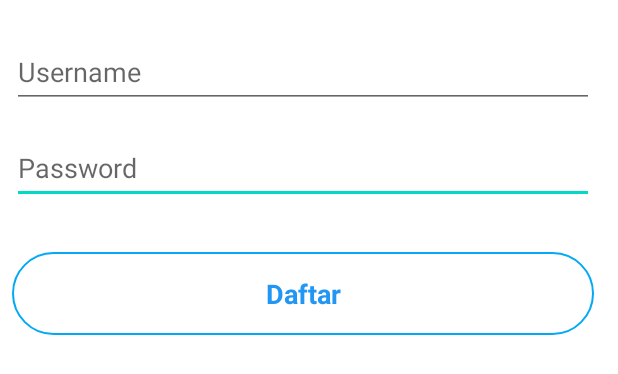
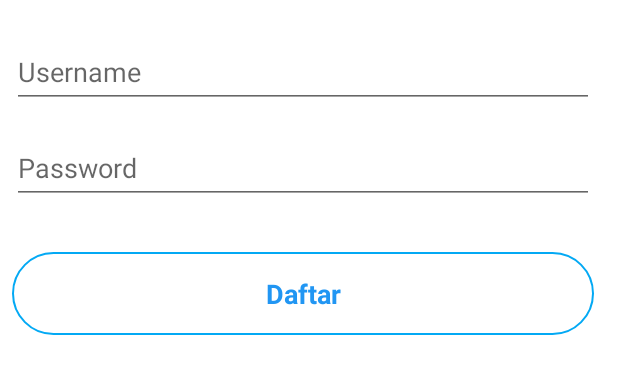
Before and after one commit to RizkyPratamaKun/SiKasir, an Android app: the layout activity_register.xml on its own in the app's theme, with its tools: preview values and no code run, on a phone screen of 412 x 824 dp. Shown: the top 374 px of the screen. Run offline under Robolectric (Android 15) with nearby library versions, the phone set to English and light mode, and no system bars; Roboto replaces fonts that are not available here.

Commit message:
First POS Apps With Kotlin & Firebase

```diff
--- a/app/src/main/res/layout/activity_register.xml
+++ b/app/src/main/res/layout/activity_register.xml
@@ -4,6 +4,8 @@
     xmlns:tools="http://schemas.android.com/tools"
     android:layout_width="match_parent"
     android:layout_height="match_parent"
+    android:focusable="true"
+    android:focusableInTouchMode="true"
     tools:context=".registerActivity">
 
     <TextView
--- a/app/src/main/res/values/themes.xml
+++ b/app/src/main/res/values/themes.xml
@@ -13,4 +13,10 @@
         <item name="android:statusBarColor" tools:targetApi="l">?attr/colorPrimaryVariant</item>
         <!-- Customize your theme here. -->
     </style>
+
+    <style name="NoActionBar" parent="Theme.SiKasir">
+        <item name="windowActionBar">false</item>
+        <item name="windowNoTitle">true</item>
+        <item name="android:windowFullscreen">true</item>
+    </style>
 </resources>
--- /dev/null
+++ b/app/src/main/res/xml/network_security_config.xml
@@ -0,0 +1,4 @@
+<?xml version="1.0" encoding="utf-8"?>
+<network-security-config>
+    <base-config cleartextTrafficPermitted="true" />
+</network-security-config>
```
Also changed, not shown: app/src/main/AndroidManifest.xml (+10 -4 lines), app/src/main/java/com/project/sikasir/registerActivity.kt (+6 -5 lines).
